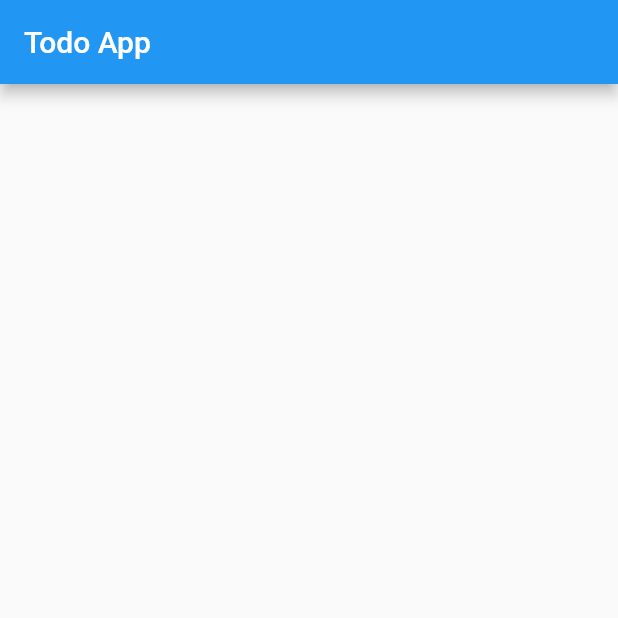
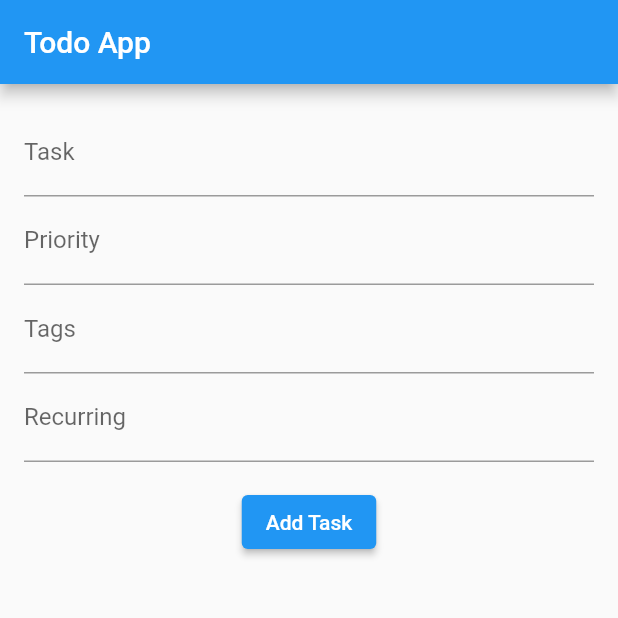
Before and after one commit to sebcrisan/todo-flutter-chatgpt, a Flutter app: the screen it shows after launch, on a phone screen of 412 x 824 dp, the top half of it. Run offline on Flutter 3.47's test engine with Material 2 defaults, Android fonts, the phone set to English and light mode, and no system bars; our stand-ins replace cloud_firestore, firebase_auth, firebase_core, flutter_riverpod; accounts and stored records are empty.

Commit message:
feat: working todo app no auth

```diff
--- a/lib/main.dart
+++ b/lib/main.dart
@@ -32,85 +32,90 @@ class TodoScreen extends StatefulWidget {
 }
 
 class _TodoScreenState extends State<TodoScreen> {
-  // final FirebaseAuth _auth = FirebaseAuth.instance;
-  // final FirebaseFirestore _firestore = FirebaseFirestore.instance;
-  // TextEditingController _todoController = TextEditingController();
-  // TextEditingController _priorityController = TextEditingController();
-  // TextEditingController _tagsController = TextEditingController();
-  // TextEditingController _recurringController = TextEditingController();
-  // late Stream<QuerySnapshot> _todoStream;
+  final FirebaseAuth _auth = FirebaseAuth.instance;
+  final FirebaseFirestore _firestore = FirebaseFirestore.instance;
+  TextEditingController _todoController = TextEditingController();
+  TextEditingController _priorityController = TextEditingController();
+  TextEditingController _tagsController = TextEditingController();
+  TextEditingController _recurringController = TextEditingController();
+  late Stream<QuerySnapshot> _todoStream;
 
   @override
   void initState() {
-    // super.initState();
+    super.initState();
     // final userId = _auth.currentUser!.uid;
-    // _todoStream = _firestore
-    //     .collection('todos')
-    //     .doc(userId)
-    //     .collection('user_todos')
-    //     .snapshots();
+    _todoStream = _firestore
+        .collection('todos')
+        .doc('testId')
+
+        /// TODO: Replace with .doc(userId)
+        .collection('user_todos')
+        .snapshots();
   }
 
-  // Future<void> _addTodo() async {
-  //   final userId = _auth.currentUser!.uid;
-  //   final todo = _todoController.text.trim();
-  //   final priority = _priorityController.text.trim();
-  //   final tags = _tagsController.text.trim();
-  //   final recurring = _recurringController.text.trim();
-  //
-  //   if (todo.isNotEmpty && priority.isNotEmpty && tags.isNotEmpty) {
-  //     await _firestore
-  //         .collection('todos')
-  //         .doc(userId)
-  //         .collection('user_todos')
-  //         .add({
-  //       'todo': todo,
-  //       'priority': priority,
-  //       'tags': tags,
-  //       'recurring': recurring
-  //     });
-  //     _todoController.clear();
-  //     _priorityController.clear();
-  //     _tagsController.clear();
-  //     _recurringController.clear();
-  //   }
-  // }
-  //
-  // Future<void> _editTodo(String todoId) async {
-  //   final userId = _auth.currentUser!.uid;
-  //   final todo = _todoController.text.trim();
-  //   final priority = _priorityController.text.trim();
-  //   final tags = _tagsController.text.trim();
-  //   final recurring = _recurringController.text.trim();
-  //
-  //   if (todo.isNotEmpty && priority.isNotEmpty && tags.isNotEmpty) {
-  //     await _firestore
-  //         .collection('todos')
-  //         .doc(userId)
-  //         .collection('user_todos')
-  //         .doc(todoId)
-  //         .update({
-  //       'todo': todo,
-  //       'priority': priority,
-  //       'tags': tags,
-  //       'recurring': recurring
-  //     });
-  //     _todoController.clear();
-  //     _priorityController.clear();
-  //     _tagsController.clear();
-  //     _recurringController.clear();
-  //   }
-  // }
-  //
-  // Future<void> _deleteTodo(String todoId) async {
-  //   final userId = _auth.currentUser!.uid;
-  //   await _firestore
-  //       .collection('todos')
-  //       .doc(userId)
-  //       .collection('user_todos')
-  //       .doc(todoId)
-  //       .delete();
-  // }
+  Future<void> _addTodo() async {
+    // final userId = _auth.currentUser!.uid;
+    const userId = 'testId';
+    final todo = _todoController.text.trim();
+    final priority = _priorityController.text.trim();
+    final tags = _tagsController.text.trim();
+    final recurring = _recurringController.text.trim();
+
+    if (todo.isNotEmpty && priority.isNotEmpty && tags.isNotEmpty) {
+      await _firestore
+          .collection('todos')
+          .doc(userId)
+          .collection('user_todos')
+          .add({
+        'todo': todo,
+        'priority': priority,
+        'tags': tags,
+        'recurring': recurring
+      });
+      _todoController.clear();
+      _priorityController.clear();
+      _tagsController.clear();
+      _recurringController.clear();
+    }
+  }
+
+  Future<void> _editTodo(String todoId) async {
+    // final userId = _auth.currentUser!.uid;
+    const userId = 'testId';
+    final todo = _todoController.text.trim();
+    final priority = _priorityController.text.trim();
+    final tags = _tagsController.text.trim();
+    final recurring = _recurringController.text.trim();
+
+    if (todo.isNotEmpty && priority.isNotEmpty && tags.isNotEmpty) {
+      await _firestore
+          .collection('todos')
+          .doc(userId)
+          .collection('user_todos')
+          .doc(todoId)
+          .update({
+        'todo': todo,
+        'priority': priority,
+        'tags': tags,
+        'recurring': recurring
+      });
+      _todoController.clear();
+      _priorityController.clear();
+      _tagsController.clear();
+      _recurringController.clear();
+    }
+  }
+
+  Future<void> _deleteTodo(String todoId) async {
+    // final userId = _auth.currentUser!.uid;
+    const userId = 'testId';
+    await _firestore
+        .collection('todos')
+        .doc(userId)
+        .collection('user_todos')
+        .doc(todoId)
+        .delete();
+  }
 
   @override
   Widget build(BuildContext context) {
@@ -121,118 +126,117 @@ class _TodoScreenState extends State<TodoScreen> {
       body: Padding(
         padding: EdgeInsets.all(16.0),
         child: Column(
-          // children: [
-          //   TextFormField(
-          //     controller: _todoController,
-          //     decoration: InputDecoration(labelText: 'Task'),
-          //   ),
-          //   TextFormField(
-          //     controller: _priorityController,
-          //     decoration: InputDecoration(labelText: 'Priority'),
-          //   ),
-          //   TextFormField(
-          //     controller: _tagsController,
-          //     decoration: InputDecoration(labelText: 'Tags'),
-          //   ),
-          //   TextFormField(
-          //     controller: _recurringController,
-          //     decoration: InputDecoration(labelText: 'Recurring'),
-          //   ),
-          //   SizedBox(height: 16.0),
-          //   ElevatedButton(
-          //     onPressed: _addTodo,
-          //     child: Text('Add Task'),
-          //   ),
-          //   SizedBox(height: 16.0),
-          //   Expanded(
-          //     child: StreamBuilder<QuerySnapshot>(
-          //       stream: _todoStream,
-          //       builder: (context, snapshot) {
-          //         if (snapshot.hasData) {
-          //           final todos = snapshot.data!.docs;
-          //           return ListView.builder(
-          //             itemCount: todos.length,
-          //             itemBuilder: (context, index) {
-          //               final todo =
-          //                   todos[index].data() as Map<String, dynamic>;
-          //               final todoId = todos[index].id;
-          //               return ListTile(
-          //                 title: Text(todo['todo']),
-          //                 subtitle: Column(
-          //                   crossAxisAlignment: CrossAxisAlignment.start,
-          //                   children: [
-          //                     Text('Priority: ${todo['priority']}'),
-          //                     Text('Tags: ${todo['tags']}'),
-          //                     Text('Recurring: ${todo['recurring']}'),
-          //                   ],
-          //                 ),
-          //                 trailing: IconButton(
-          //                   icon: Icon(Icons.delete),
-          //                   onPressed: () => _deleteTodo(todoId),
-          //                 ),
-          //                 onTap: () {
-          //                   _todoController.text = todo['todo'];
-          //                   _priorityController.text = todo['priority'];
-          //                   _tagsController.text = todo['tags'];
-          //                   _recurringController.text = todo['recurring'];
-          //
-          //                   showDialog(
-          //                     context: context,
-          //                     builder: (BuildContext context) {
-          //                       return AlertDialog(
-          //                         title: Text('Edit Task'),
-          //                         content: SingleChildScrollView(
-          //                           child: Column(
-          //                             children: [
-          //                               TextFormField(
-          //                                 controller: _todoController,
-          //                                 decoration: InputDecoration(
-          //                                     labelText: 'Task'),
-          //                               ),
-          //                               TextFormField(
-          //                                 controller: _priorityController,
-          //                                 decoration: InputDecoration(
-          //                                     labelText: 'Priority'),
-          //                               ),
-          //                               TextFormField(
-          //                                 controller: _tagsController,
-          //                                 decoration: InputDecoration(
-          //                                     labelText: 'Tags'),
-          //                               ),
-          //                               TextFormField(
-          //                                 controller: _recurringController,
-          //                                 decoration: InputDecoration(
-          //                                     labelText: 'Recurring'),
-          //                               ),
-          //                             ],
-          //                           ),
-          //                         ),
-          //                         actions: [
-          //                           ElevatedButton(
-          //                             onPressed: () {
-          //                               _editTodo(todoId);
-          //                               Navigator.of(context).pop();
-          //                             },
-          //                             child: Text('Save Changes'),
-          //                           ),
-          //                         ],
-          //                       );
-          //                     },
-          //                   );
-          //                 },
-          //               );
-          //             },
-          //           );
-          //         } else if (snapshot.hasError) {
-          //           return Text('Error: ${snapshot.error}');
-          //         } else {
-          //           return Center(child: CircularProgressIndicator());
-          //         }
-          //       },
-          //     ),
-          //   ),
-          // ],
-          children: [],
+          children: [
+            TextFormField(
+              controller: _todoController,
+              decoration: InputDecoration(labelText: 'Task'),
+            ),
+            TextFormField(
+              controller: _priorityController,
+              decoration: InputDecoration(labelText: 'Priority'),
+            ),
+            TextFormField(
+              controller: _tagsController,
+              decoration: InputDecoration(labelText: 'Tags'),
+            ),
+            TextFormField(
+              controller: _recurringController,
+              decoration: InputDecoration(labelText: 'Recurring'),
+            ),
+            SizedBox(height: 16.0),
+            ElevatedButton(
+              onPressed: _addTodo,
+              child: Text('Add Task'),
+            ),
+            SizedBox(height: 16.0),
+            Expanded(
+              child: StreamBuilder<QuerySnapshot>(
+                stream: _todoStream,
+                builder: (context, snapshot) {
+                  if (snapshot.hasData) {
+                    final todos = snapshot.data!.docs;
+                    return ListView.builder(
+                      itemCount: todos.length,
+                      itemBuilder: (context, index) {
+                        final todo =
+                            todos[index].data() as Map<String, dynamic>;
+                        final todoId = todos[index].id;
+                        return ListTile(
+                          title: Text(todo['todo']),
+                          subtitle: Column(
+                            crossAxisAlignment: CrossAxisAlignment.start,
+                            children: [
+                              Text('Priority: ${todo['priority']}'),
+                              Text('Tags: ${todo['tags']}'),
+                              Text('Recurring: ${todo['recurring']}'),
+                            ],
+                          ),
+                          trailing: IconButton(
+                            icon: Icon(Icons.delete),
+                            onPressed: () => _deleteTodo(todoId),
+                          ),
+                          onTap: () {
+                            _todoController.text = todo['todo'];
+                            _priorityController.text = todo['priority'];
+                            _tagsController.text = todo['tags'];
+                            _recurringController.text = todo['recurring'];
+
+                            showDialog(
+                              context: context,
+                              builder: (BuildContext context) {
+                                return AlertDialog(
+                                  title: Text('Edit Task'),
+                                  content: SingleChildScrollView(
+                                    child: Column(
+                                      children: [
+                                        TextFormField(
+                                          controller: _todoController,
+                                          decoration: InputDecoration(
+                                              labelText: 'Task'),
+                                        ),
+                                        TextFormField(
+                                          controller: _priorityController,
+                                          decoration: InputDecoration(
+                                              labelText: 'Priority'),
+                                        ),
+                                        TextFormField(
+                                          controller: _tagsController,
+                                          decoration: InputDecoration(
+                                              labelText: 'Tags'),
+                                        ),
+                                        TextFormField(
+                                          controller: _recurringController,
+                                          decoration: InputDecoration(
+                                              labelText: 'Recurring'),
+                                        ),
+                                      ],
+                                    ),
+                                  ),
+                                  actions: [
+                                    ElevatedButton(
+                                      onPressed: () {
+                                        _editTodo(todoId);
+                                        Navigator.of(context).pop();
+                                      },
+                                      child: Text('Save Changes'),
+                                    ),
+                                  ],
+                                );
+                              },
+                            );
+                          },
+                        );
+                      },
+                    );
+                  } else if (snapshot.hasError) {
+                    return Text('Error: ${snapshot.error}');
+                  } else {
+                    return Center(child: CircularProgressIndicator());
+                  }
+                },
+              ),
+            ),
+          ],
         ),
       ),
     );
```
